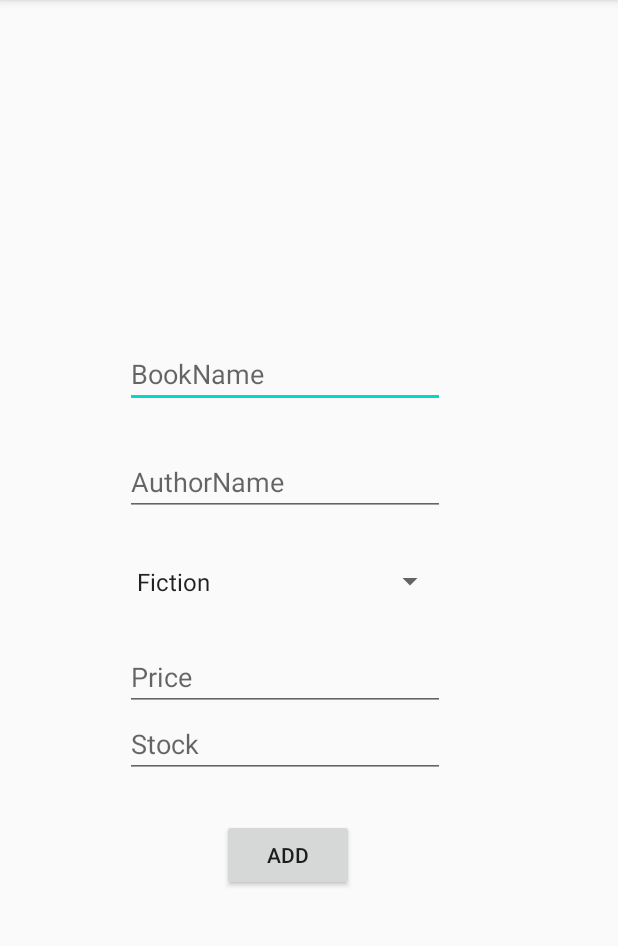
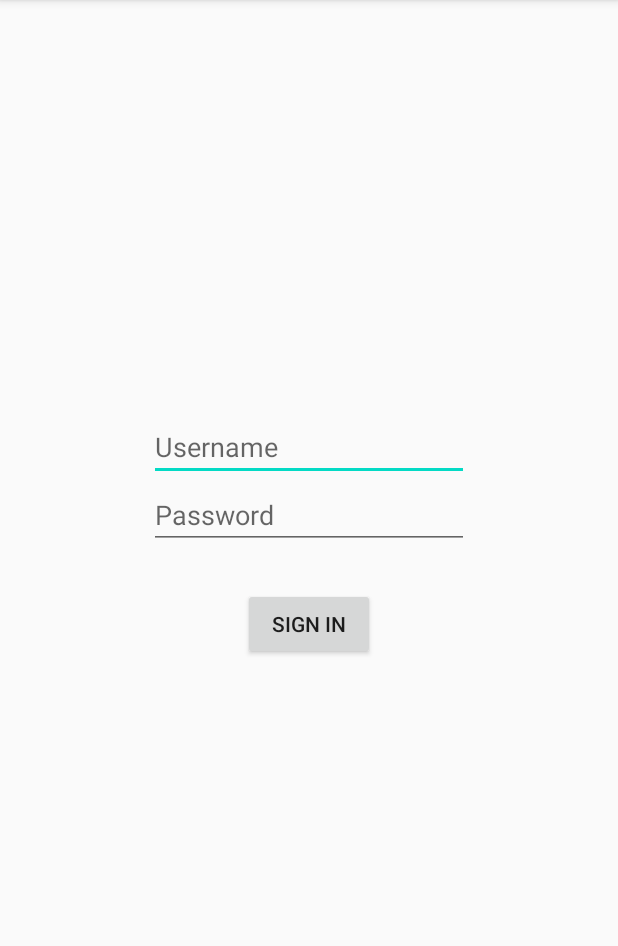
Before and after one commit to veekay98/online-bookstore-app, an Android app: the screen it shows after launch (AddbooksActivity before the commit, AdminLogin after it), after a tap on "admin", on a phone screen of 412 x 824 dp, the part 84-1030 px from its top. Run offline under Robolectric (Android 15) with nearby library versions, the phone set to English and light mode, and no system bars; our stand-ins replace Firebase (no records; nobody signed in at launch, a user with empty details on screens opened directly).

Commit message:
admin panel

```diff
--- a/FireApp/app/src/main/AndroidManifest.xml
+++ b/FireApp/app/src/main/AndroidManifest.xml
@@ -9,7 +9,9 @@
     android:roundIcon="@mipmap/ic_launcher_round"
     android:supportsRtl="true"
     android:theme="@style/AppTheme">
-        <activity android:name=".OrderActivity"></activity>
+    <activity android:name=".AdminPanel"></activity>
+    <activity android:name=".AdminLogin" />
+    <activity android:name=".OrderActivity" />
     <activity android:name=".CheckoutActivity" />
     <activity android:name=".CartActivity" />
     <activity android:name=".EducationalActivity" />
--- /dev/null
+++ b/FireApp/app/src/main/java/com/example/fireapp/AdminLogin.java
@@ -0,0 +1,64 @@
+package com.example.fireapp;
+
+import androidx.annotation.NonNull;
+import androidx.appcompat.app.AppCompatActivity;
+
+import android.content.Intent;
+import android.os.Bundle;
+import android.view.View;
+import android.widget.Button;
+import android.widget.EditText;
+import android.widget.Toast;
+
+import com.google.android.gms.tasks.OnCompleteListener;
+import com.google.android.gms.tasks.Task;
+import com.google.firebase.auth.AuthResult;
+import com.google.firebase.auth.FirebaseAuth;
+import com.google.firebase.auth.FirebaseUser;
+
+public class AdminLogin extends AppCompatActivity {
+
+  EditText uname, password;
+  Button btnsignin;
+
+  @Override
+  protected void onCreate(Bundle savedInstanceState) {
+    super.onCreate(savedInstanceState);
+    setContentView(R.layout.activity_admin_login);
+    uname = findViewById(R.id.uname);
+    password = findViewById(R.id.password);
+    btnsignin = findViewById(R.id.signin);
+
+    btnsignin.setOnClickListener(new View.OnClickListener() {
+      @Override
+      public void onClick(View v) {
+        String username = uname.getText().toString();
+        String pwd = password.getText().toString();
+        if (username.isEmpty()) {
+          uname.setError("please provide EmailId");
+          uname.requestFocus();
+        }
+        if (pwd.isEmpty()) {
+          password.setError("please enter password");
+          password.requestFocus();
+        } else {
+
+          if(username.equals("admin")&&pwd.equals("admin")){
+            Toast.makeText(AdminLogin.this, "Admin Panel", Toast.LENGTH_SHORT).show();
+            startActivity(new Intent(AdminLogin.this, AdminPanel.class));
+
+          }
+          else
+          {
+            Toast.makeText(AdminLogin.this, "Login failed", Toast.LENGTH_SHORT).show();
+
+          }
+
+
+        }
+      }
+    });
+
+
+  }
+}
--- a/FireApp/app/src/main/java/com/example/fireapp/MainActivity.java
+++ b/FireApp/app/src/main/java/com/example/fireapp/MainActivity.java
@@ -84,7 +84,7 @@ public class MainActivity extends AppCompatActivity {
         btnadmin.setOnClickListener(new View.OnClickListener() {
             @Override
             public void onClick(View v) {
-               startActivity(new Intent(MainActivity.this,AddbooksActivity.class));
+               startActivity(new Intent(MainActivity.this,AdminLogin.class));
             }
         });
     }
--- /dev/null
+++ b/FireApp/app/src/main/res/layout/activity_admin_login.xml
@@ -0,0 +1,57 @@
+<?xml version="1.0" encoding="utf-8"?>
+<androidx.constraintlayout.widget.ConstraintLayout xmlns:android="http://schemas.android.com/apk/res/android"
+  xmlns:app="http://schemas.android.com/apk/res-auto"
+  xmlns:tools="http://schemas.android.com/tools"
+  android:layout_width="match_parent"
+  android:layout_height="match_parent"
+  tools:context=".AdminLogin">
+
+
+
+  <EditText
+    android:id="@+id/uname"
+    android:layout_width="wrap_content"
+    android:layout_height="wrap_content"
+    android:layout_marginStart="99dp"
+    android:layout_marginTop="275dp"
+    android:layout_marginEnd="99dp"
+    android:ems="10"
+    android:autofillHints="Username"
+    android:hint="Username"
+    android:inputType="textPersonName"
+    app:layout_constraintBottom_toTopOf="@+id/password"
+    app:layout_constraintEnd_toEndOf="parent"
+    app:layout_constraintStart_toStartOf="parent"
+    app:layout_constraintTop_toTopOf="parent" />
+
+  <EditText
+    android:id="@+id/password"
+    android:layout_width="wrap_content"
+    android:layout_height="45dp"
+    android:layout_marginStart="99dp"
+    android:layout_marginEnd="99dp"
+    android:layout_marginBottom="26dp"
+    android:ems="10"
+    android:autofillHints="Password"
+    android:hint="Password"
+    android:inputType="textPassword"
+    app:layout_constraintBottom_toTopOf="@+id/signin"
+    app:layout_constraintEnd_toEndOf="parent"
+    app:layout_constraintStart_toStartOf="parent"
+    app:layout_constraintTop_toBottomOf="@+id/uname" />
+
+  <Button
+    android:id="@+id/signin"
+    android:layout_width="wrap_content"
+    android:layout_height="wrap_content"
+    android:layout_marginStart="161dp"
+    android:layout_marginTop="26dp"
+    android:layout_marginEnd="162dp"
+    android:layout_marginBottom="17dp"
+    android:text="sign in"
+    app:layout_constraintBottom_toTopOf="@+id/signup"
+    app:layout_constraintEnd_toEndOf="parent"
+    app:layout_constraintStart_toStartOf="parent"
+    app:layout_constraintTop_toBottomOf="@+id/password" />
+
+</androidx.constraintlayout.widget.ConstraintLayout>
```
Also changed, not shown: FireApp/app/src/main/java/com/example/fireapp/AdminPanel.java (added, +30 -0 lines), FireApp/app/src/main/res/layout/activity_admin_panel.xml (added, +46 -0 lines), FireApp/app/src/main/res/values/strings.xml (indentation only). Lines whose indentation alone changed are shown as unchanged.
